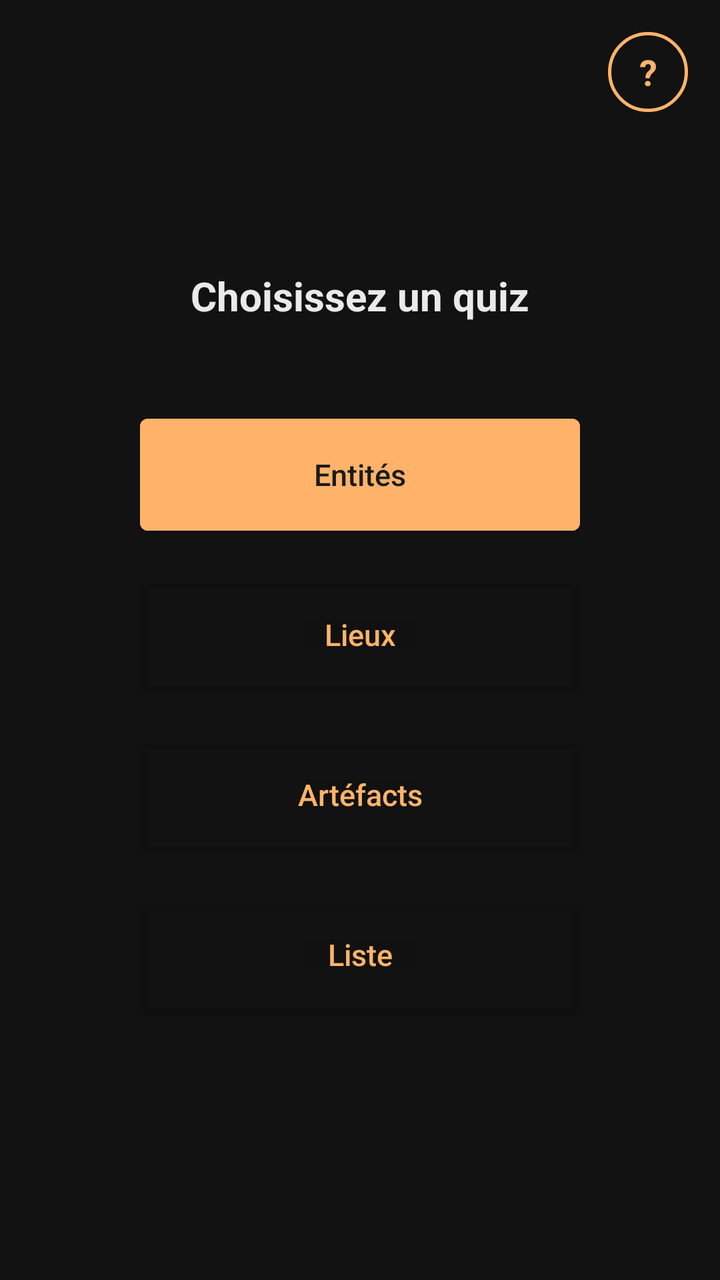
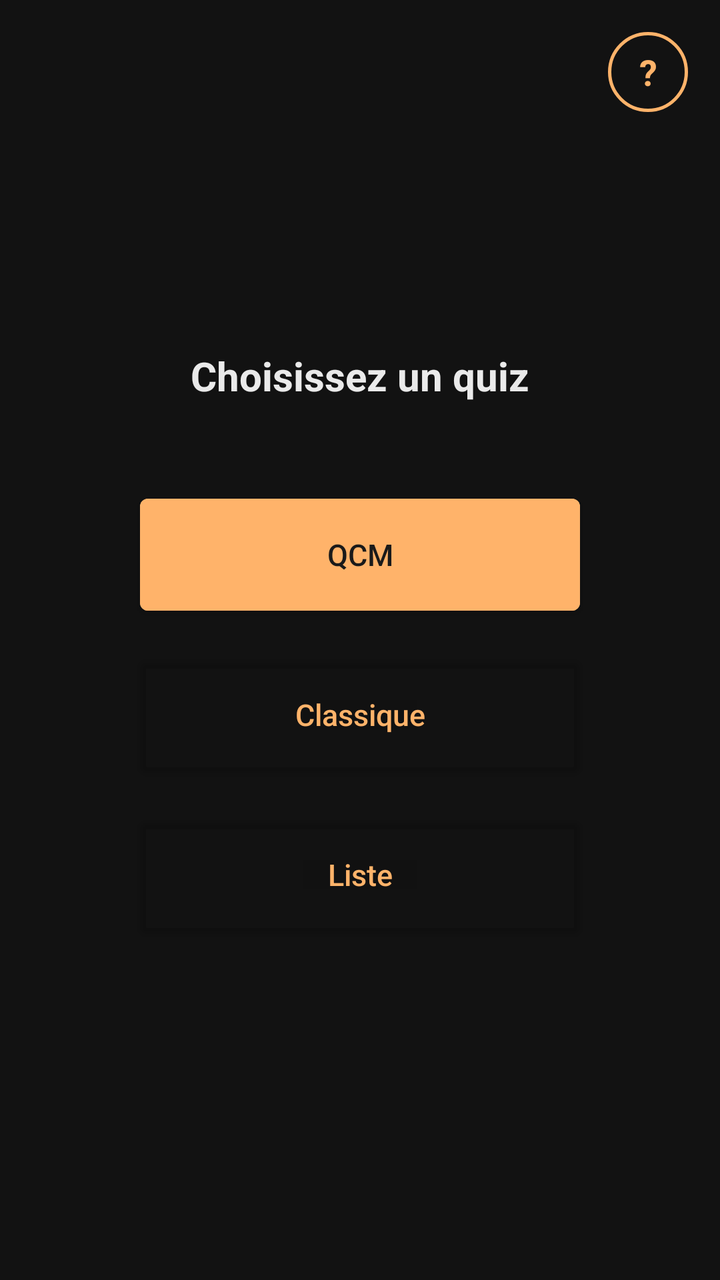

Compare the two renders of this Android layout. The source of the first and the diff that turns it into the second are given below.
<!-- AndroidManifest.xml: application theme Theme.App_mythology -->
<!-- res/layout/fragment_quiz_choice.xml -->
<?xml version="1.0" encoding="utf-8"?>
<FrameLayout xmlns:android="http://schemas.android.com/apk/res/android"
    android:layout_width="match_parent" android:layout_height="match_parent"
    android:background="@color/surface">

    <LinearLayout
        android:layout_width="match_parent" android:layout_height="match_parent"
        android:orientation="vertical" android:gravity="center" android:padding="32dp">

        <TextView android:layout_width="wrap_content" android:layout_height="wrap_content"
            android:text="Choisissez un quiz" android:textSize="20sp" android:textStyle="bold"
            android:textColor="@color/on_surface" android:layout_marginBottom="48dp"/>

        <Button android:id="@+id/btn_quiz_entity"
            android:backgroundTint="@color/primary" android:textColor="@color/on_primary"
            android:layout_width="220dp" android:layout_height="56dp"
            android:text="Entités" android:layout_marginBottom="24dp"/>

        <Button android:id="@+id/btn_quiz_place"
            android:backgroundTint="@android:color/transparent" android:textColor="@color/primary"
            android:layout_width="220dp" android:layout_height="56dp"
            android:text="Lieux" android:layout_marginBottom="24dp"/>

        <Button android:id="@+id/btn_quiz_artifact"
            android:backgroundTint="@android:color/transparent" android:textColor="@color/primary"
            android:layout_width="220dp" android:layout_height="56dp"
            android:text="Artéfacts" android:layout_marginBottom="24dp"/>

        <Button android:id="@+id/btn_quiz_list"
            android:backgroundTint="@android:color/transparent" android:textColor="@color/primary"
            android:layout_width="220dp" android:layout_height="56dp"
            android:text="Liste"/>

    </LinearLayout>

    <TextView android:id="@+id/btn_quiz_help"
        android:layout_width="40dp" android:layout_height="40dp"
        android:layout_gravity="top|end" android:layout_margin="16dp"
        android:background="@drawable/bg_help_button"
        android:gravity="center"
        android:text="?" android:textSize="18sp" android:textStyle="bold"
        android:textColor="@color/primary"
        android:contentDescription="Aide sur les quiz"
        android:clickable="true" android:focusable="true"/>

</FrameLayout>
<!-- resources referenced by this layout -->
<resources>
  <color name="on_primary">#FF1A1A1A</color>
  <color name="on_surface">#FFEAEAEA</color>
  <color name="primary">#FFB36A</color>
  <color name="surface">#FF121212</color>
  <!-- drawable bg_help_button (drawable) -->
  <?xml version="1.0" encoding="utf-8"?>
  <shape xmlns:android="http://schemas.android.com/apk/res/android"
      android:shape="oval">
      <solid android:color="@android:color/transparent"/>
      <stroke android:width="1.5dp" android:color="@color/primary"/>
  </shape>
  <style name="Theme.App_mythology" parent="Base.Theme.App_mythology" />
  <style name="Base.Theme.App_mythology" parent="Theme.MaterialComponents.DayNight">
          
          <item name="colorPrimary">@color/primary</item>
          <item name="colorPrimaryDark">@color/colorPrimaryDark</item>
          <item name="colorAccent">@color/colorAccent</item>
          <item name="colorOnPrimary">@color/on_primary</item>
          <item name="colorSurface">@color/surface</item>
          <item name="colorOnSurface">@color/on_surface</item>
          <item name="android:windowBackground">@color/surface</item>
          <item name="android:statusBarColor">@color/surface</item>
          <item name="android:navigationBarColor">@color/surface</item>
          
          <item name="actionBarStyle">@style/MyActionBar</item>
          <item name="textInputStyle">@style/Widget.MaterialComponents.TextInputLayout.OutlinedBox</item>
          
          <item name="materialButtonStyle">@style/AppButton</item>
      </style>
  <color name="colorPrimaryDark">#FF0A0A0A</color>
  <color name="colorAccent">#FFB36A</color>
  <style name="MyActionBar" parent="Widget.MaterialComponents.ActionBar.Solid">
          <item name="background">@color/surface</item>
          <item name="titleTextStyle">@style/MyActionBarTitle</item>
          <item name="navigationIconTint">@color/primary</item>
      </style>
  <style name="AppButton" parent="Widget.MaterialComponents.Button">
          <item name="android:textAllCaps">false</item>
          <item name="android:letterSpacing">0</item>
          <item name="android:insetTop">0dp</item>
          <item name="android:insetBottom">0dp</item>
          <item name="android:maxLines">1</item>
          <item name="android:textSize">15sp</item>
          <item name="autoSizeTextType">uniform</item>
          <item name="autoSizeMinTextSize">11sp</item>
          <item name="autoSizeMaxTextSize">15sp</item>
      </style>
  <style name="MyActionBarTitle" parent="TextAppearance.Widget.AppCompat.Toolbar.Title">
          <item name="android:textColor">@color/on_surface</item>
      </style>
</resources>

<!-- the commit's change to res/layout/fragment_quiz_choice.xml (unified diff, before → after) -->
@@ -11,20 +11,15 @@
             android:text="Choisissez un quiz" android:textSize="20sp" android:textStyle="bold"
             android:textColor="@color/on_surface" android:layout_marginBottom="48dp"/>
 
-        <Button android:id="@+id/btn_quiz_entity"
+        <Button android:id="@+id/btn_quiz_qcm"
             android:backgroundTint="@color/primary" android:textColor="@color/on_primary"
             android:layout_width="220dp" android:layout_height="56dp"
-            android:text="Entités" android:layout_marginBottom="24dp"/>
+            android:text="QCM" android:layout_marginBottom="24dp"/>
 
-        <Button android:id="@+id/btn_quiz_place"
+        <Button android:id="@+id/btn_quiz_classic"
             android:backgroundTint="@android:color/transparent" android:textColor="@color/primary"
             android:layout_width="220dp" android:layout_height="56dp"
-            android:text="Lieux" android:layout_marginBottom="24dp"/>
-
-        <Button android:id="@+id/btn_quiz_artifact"
-            android:backgroundTint="@android:color/transparent" android:textColor="@color/primary"
-            android:layout_width="220dp" android:layout_height="56dp"
-            android:text="Artéfacts" android:layout_marginBottom="24dp"/>
+            android:text="Classique" android:layout_marginBottom="24dp"/>
 
         <Button android:id="@+id/btn_quiz_list"
             android:backgroundTint="@android:color/transparent" android:textColor="@color/primary"
